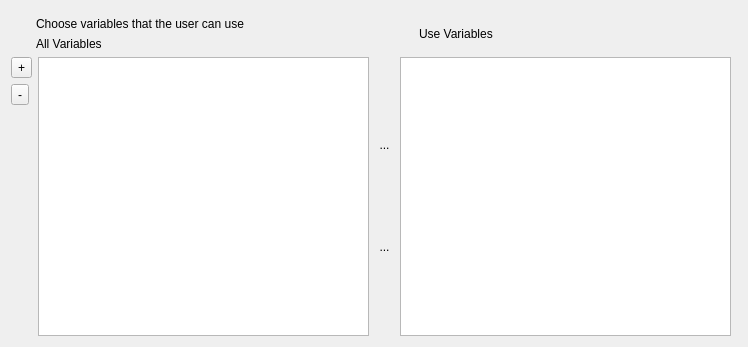
First picture: the form in source/src/editor/components/visualtablefield.ui, repository ufopleds/DengueME, before the edit.
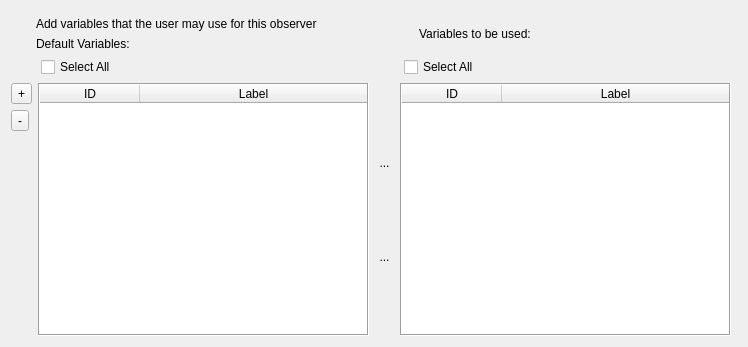
Second picture: the form after the edit. Icons and pictures are not drawn.

```diff
--- a/source/src/editor/components/visualtablefield.ui
+++ b/source/src/editor/components/visualtablefield.ui
@@ -13,7 +13,7 @@
   <property name="windowTitle">
    <string>Form</string>
   </property>
-  <layout class="QHBoxLayout" name="horizontalLayout_5">
+  <layout class="QHBoxLayout" name="horizontalLayout_6">
    <item>
     <layout class="QVBoxLayout" name="verticalLayout_6">
      <item>
@@ -50,14 +50,17 @@
          <item>
           <widget class="QLabel" name="upperLabel">
            <property name="text">
-            <string>Choose variables that the user can use</string>
+            <string>Add variables that the user may use for this observer</string>
+           </property>
+           <property name="margin">
+            <number>3</number>
            </property>
           </widget>
          </item>
          <item>
           <widget class="QLabel" name="labelGeneral">
            <property name="text">
-            <string>All Variables</string>
+            <string>Default Variables:</string>
            </property>
            <property name="margin">
             <number>3</number>
@@ -85,7 +88,60 @@
        <item>
         <widget class="QLabel" name="labelToBeUse">
          <property name="text">
-          <string>Use Variables</string>
+          <string>Variables to be used:</string>
+         </property>
+         <property name="margin">
+          <number>0</number>
+         </property>
+        </widget>
+       </item>
+      </layout>
+     </item>
+     <item>
+      <layout class="QHBoxLayout" name="horizontalLayout_5">
+       <item>
+        <spacer name="horizontalSpacer_4">
+         <property name="orientation">
+          <enum>Qt::Horizontal</enum>
+         </property>
+         <property name="sizeType">
+          <enum>QSizePolicy::Fixed</enum>
+         </property>
+         <property name="sizeHint" stdset="0">
+          <size>
+           <width>30</width>
+           <height>20</height>
+          </size>
+         </property>
+        </spacer>
+       </item>
+       <item>
+        <widget class="QCheckBox" name="selectDefault">
+         <property name="text">
+          <string>Select All</string>
+         </property>
+        </widget>
+       </item>
+       <item>
+        <spacer name="horizontalSpacer_3">
+         <property name="orientation">
+          <enum>Qt::Horizontal</enum>
+         </property>
+         <property name="sizeType">
+          <enum>QSizePolicy::Fixed</enum>
+         </property>
+         <property name="sizeHint" stdset="0">
+          <size>
+           <width>30</width>
+           <height>20</height>
+          </size>
+         </property>
+        </spacer>
+       </item>
+       <item>
+        <widget class="QCheckBox" name="selectUse">
+         <property name="text">
+          <string>Select All</string>
          </property>
         </widget>
        </item>
@@ -133,7 +189,42 @@
         </layout>
        </item>
        <item>
-        <widget class="QListWidget" name="defaultVarList"/>
+        <widget class="QTableWidget" name="defaultVarList">
+         <property name="frameShape">
+          <enum>QFrame::Box</enum>
+         </property>
+         <property name="selectionMode">
+          <enum>QAbstractItemView::MultiSelection</enum>
+         </property>
+         <property name="selectionBehavior">
+          <enum>QAbstractItemView::SelectRows</enum>
+         </property>
+         <property name="showGrid">
+          <bool>true</bool>
+         </property>
+         <attribute name="horizontalHeaderCascadingSectionResizes">
+          <bool>false</bool>
+         </attribute>
+         <attribute name="horizontalHeaderHighlightSections">
+          <bool>true</bool>
+         </attribute>
+         <attribute name="horizontalHeaderStretchLastSection">
+          <bool>true</bool>
+         </attribute>
+         <attribute name="verticalHeaderStretchLastSection">
+          <bool>false</bool>
+         </attribute>
+         <column>
+          <property name="text">
+           <string>ID</string>
+          </property>
+         </column>
+         <column>
+          <property name="text">
+           <string>Label</string>
+          </property>
+         </column>
+        </widget>
        </item>
        <item>
         <layout class="QVBoxLayout" name="verticalLayout_3">
@@ -180,7 +271,33 @@
         </layout>
        </item>
        <item>
-        <widget class="QListWidget" name="useVarList"/>
+        <widget class="QTableWidget" name="useVarList">
+         <property name="frameShape">
+          <enum>QFrame::Box</enum>
+         </property>
+         <property name="alternatingRowColors">
+          <bool>true</bool>
+         </property>
+         <property name="selectionMode">
+          <enum>QAbstractItemView::MultiSelection</enum>
+         </property>
+         <property name="selectionBehavior">
+          <enum>QAbstractItemView::SelectRows</enum>
+         </property>
+         <attribute name="horizontalHeaderStretchLastSection">
+          <bool>true</bool>
+         </attribute>
+         <column>
+          <property name="text">
+           <string>ID</string>
+          </property>
+         </column>
+         <column>
+          <property name="text">
+           <string>Label</string>
+          </property>
+         </column>
+        </widget>
        </item>
       </layout>
      </item>
```
